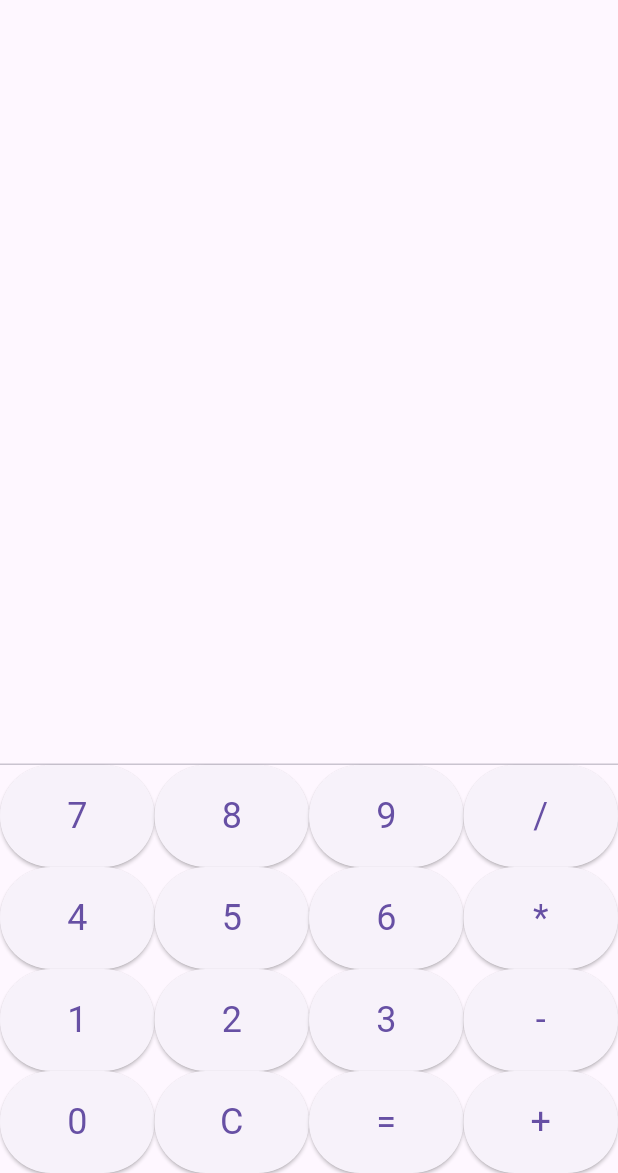
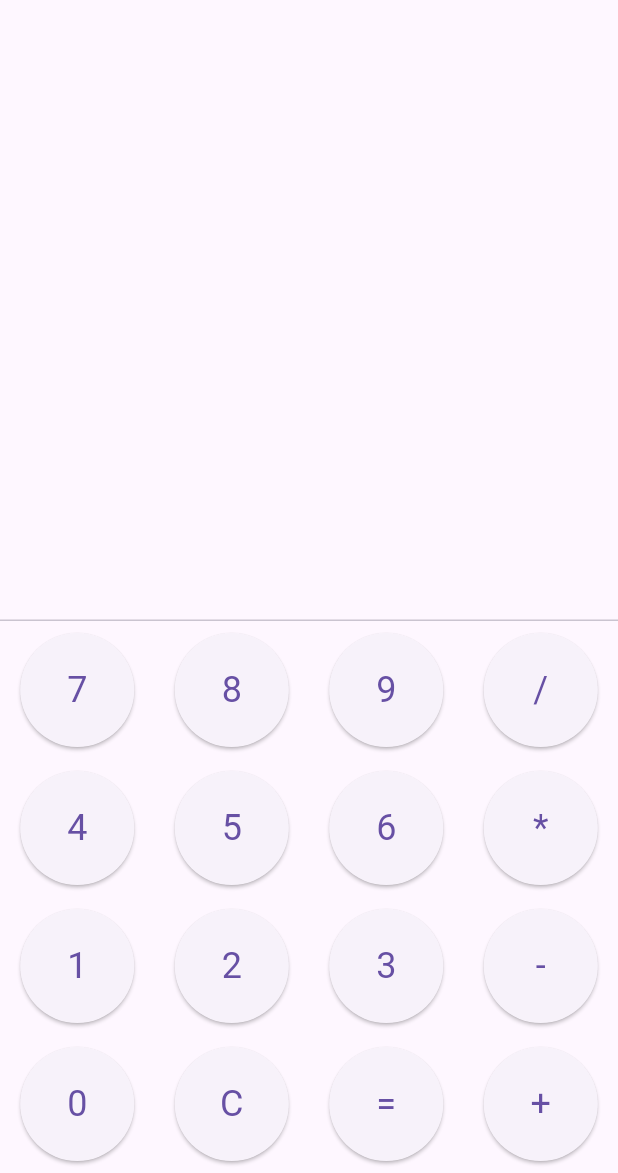
Before and after one commit to TylerPalmer747/flutter-calculator, a Flutter app: the screen it shows after launch, on a phone screen of 412 x 824 dp, the part 63-1236 px from its top. Run offline on Flutter 3.47's test engine with Material 3 defaults, Android fonts, the phone set to English and light mode, and no system bars; missing offline and left inert: expressions.

Commit message:
made buttons circular instead of square

```diff
--- a/lib/main.dart
+++ b/lib/main.dart
@@ -123,6 +123,8 @@ class _CalculatorScreenState extends State<CalculatorScreen> {
 
   Widget _buildButton(String text, {bool isClear = false}) {
     return Expanded(
+      child: Padding(
+        padding: const EdgeInsets.all(8.0),
         child: ElevatedButton(
           onPressed: () {
             if (isClear) {
@@ -134,11 +136,13 @@ class _CalculatorScreenState extends State<CalculatorScreen> {
             }
           },
           style: ElevatedButton.styleFrom(
-          padding: EdgeInsets.all(20.0),
+            shape: CircleBorder(),
+            padding: EdgeInsets.all(24.0),
             textStyle: TextStyle(fontSize: 24.0),
           ),
           child: Text(text),
         ),
+      ),
     );
   }
 }
```
Lines whose indentation alone changed are shown as unchanged.
